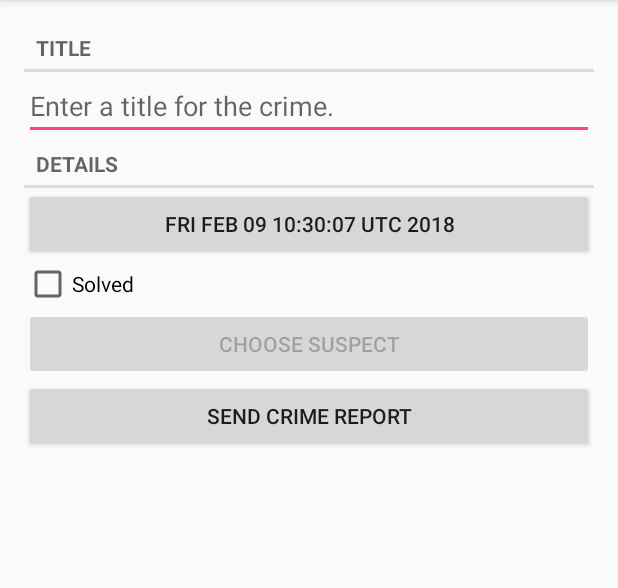
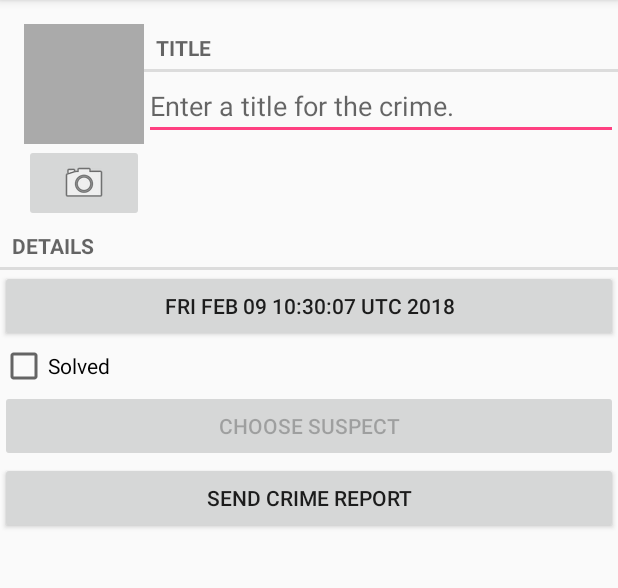
Before and after one commit to tybo96789/CSCI4702-AndroidDev, an Android app: the CrimeFragment screen opened directly, with no data from a screen before it, on a phone screen of 412 x 824 dp, the part 84-672 px from its top. Run offline under Robolectric (Android 15) with nearby library versions, the phone set to English and light mode, and no system bars.

Commit message:
Working chapter 16 application;

```diff
--- a/CriminalIntent/app/src/main/java/space/gameressence/tatiburcio/criminalintent/Crime.java
+++ b/CriminalIntent/app/src/main/java/space/gameressence/tatiburcio/criminalintent/Crime.java
@@ -68,4 +68,9 @@ public class Crime {
     public void setSuspect(String suspect) {
         mSuspect = suspect;
     }
+
+    //chapter 16
+    public String getPhotoFilename() {
+        return "IMG_" + getId().toString() + ".jpg";
+    }
 }
--- a/CriminalIntent/app/src/main/java/space/gameressence/tatiburcio/criminalintent/CrimeFragment.java
+++ b/CriminalIntent/app/src/main/java/space/gameressence/tatiburcio/criminalintent/CrimeFragment.java
@@ -3,12 +3,16 @@ package space.gameressence.tatiburcio.criminalintent;
 import android.app.Activity;
 import android.content.Intent;
 import android.content.pm.PackageManager;
+import android.content.pm.ResolveInfo;
 import android.database.Cursor;
+import android.graphics.Bitmap;
 import android.net.Uri;
 import android.os.Bundle;
 import android.provider.ContactsContract;
+import android.provider.MediaStore;
 import android.support.v4.app.Fragment;
 import android.support.v4.app.FragmentManager;
+import android.support.v4.content.FileProvider;
 import android.text.Editable;
 import android.text.TextWatcher;
 import android.text.format.DateFormat;
@@ -19,8 +23,12 @@ import android.widget.Button;
 import android.widget.CheckBox;
 import android.widget.CompoundButton;
 import android.widget.EditText;
+import android.widget.ImageButton;
+import android.widget.ImageView;
 
+import java.io.File;
 import java.util.Date;
+import java.util.List;
 import java.util.UUID;
 
 import static android.widget.CompoundButton.*;
@@ -66,6 +74,9 @@ public class CrimeFragment extends Fragment {
         //UUID crimeId = (UUID) getActivity().getIntent().getSerializableExtra(CrimeActivity.EXTRA_CRIME_ID);
         UUID crimeId = (UUID) getArguments().getSerializable(ARG_CRIME_ID);
         mCrime = CrimeLab.get(getActivity()).getCrime(crimeId);
+
+        //chapter 16
+        mPhotoFile = CrimeLab.get(getActivity()).getPhotoFile(mCrime);
     }
 
     @Override
@@ -159,6 +170,32 @@ public class CrimeFragment extends Fragment {
             mSuspectButton.setEnabled(false);
         }
 
+        //chapter 16
+        mPhotoButton = (ImageButton) v.findViewById(R.id.crime_camera);
+        final Intent captureImage = new Intent(MediaStore.ACTION_IMAGE_CAPTURE);
+        boolean canTakePhoto = mPhotoFile != null &&
+                captureImage.resolveActivity(packageManager) != null;
+        mPhotoButton.setEnabled(canTakePhoto);
+        mPhotoButton.setOnClickListener(new View.OnClickListener() {
+                                            @Override
+                                            public void onClick(View v) {
+                                                Uri uri = FileProvider.getUriForFile(getActivity(),
+                                                        "space.gameressence.tatiburcio.criminalintent.fileprovider",
+                                                        mPhotoFile);
+                                                captureImage.putExtra(MediaStore.EXTRA_OUTPUT, uri);
+                                                List<ResolveInfo> cameraActivities = getActivity()
+                                                        .getPackageManager().queryIntentActivities(captureImage,
+                                                                PackageManager.MATCH_DEFAULT_ONLY);
+                                                for (ResolveInfo activity : cameraActivities) {
+                                                    getActivity().grantUriPermission(activity.activityInfo.packageName,
+                                                            uri, Intent.FLAG_GRANT_WRITE_URI_PERMISSION);
+                                                }
+                                                startActivityForResult(captureImage, REQUEST_PHOTO);
+                                            }
+                                        });
+
+        mPhotoView = (ImageView) v.findViewById(R.id.crime_photo);
+
         return v;
     }
 
@@ -204,6 +241,17 @@ public class CrimeFragment extends Fragment {
                 c.close();
             }
         }
+        //Chapter 16
+        else if (requestCode == REQUEST_PHOTO) {
+            Uri uri = FileProvider.getUriForFile(getActivity(),
+                    "space.gameressence.tatiburcio.criminalintent.fileprovider",
+                    mPhotoFile);
+            getActivity().revokeUriPermission(uri,
+                    Intent.FLAG_GRANT_WRITE_URI_PERMISSION);
+
+
+            updatePhotoView();
+        }
     }
 
     private void updateDate() {
@@ -247,5 +295,24 @@ public class CrimeFragment extends Fragment {
     private static final int REQUEST_CONTACT = 1;
     private Button mSuspectButton;
 
+    //Chapter 16
+    private ImageButton mPhotoButton;
+    private ImageView mPhotoView;
+    private File mPhotoFile;
+    private static final int REQUEST_PHOTO= 2;
+
+
+    private void updatePhotoView() {
+        if (mPhotoFile == null || !mPhotoFile.exists()) {
+            mPhotoView.setImageDrawable(null);
+        } else {
+            Bitmap bitmap = PictureUtils.getScaledBitmap(
+                    mPhotoFile.getPath(), getActivity());
+            mPhotoView.setImageBitmap(bitmap);
+        }
+    }
+
+
+
 
 }
--- a/CriminalIntent/app/src/main/java/space/gameressence/tatiburcio/criminalintent/CrimeLab.java
+++ b/CriminalIntent/app/src/main/java/space/gameressence/tatiburcio/criminalintent/CrimeLab.java
@@ -5,6 +5,7 @@ import android.content.Context;
 import android.database.Cursor;
 import android.database.sqlite.SQLiteDatabase;
 
+import java.io.File;
 import java.util.ArrayList;
 import java.util.List;
 import java.util.UUID;
@@ -197,4 +198,11 @@ public class CrimeLab {
 
         return new CrimeCursorWrapper(cursor);
     }
+
+
+    //chapter 16
+    public File getPhotoFile(Crime crime) {
+        File filesDir = mContext.getFilesDir();
+        return new File(filesDir, crime.getPhotoFilename());
+    }
 }
--- a/CriminalIntent/app/src/main/res/layout/fragment_crime.xml
+++ b/CriminalIntent/app/src/main/res/layout/fragment_crime.xml
@@ -1,42 +1,85 @@
+<?xml version="1.0" encoding="utf-8"?>
 <LinearLayout xmlns:android="http://schemas.android.com/apk/res/android"
     android:layout_width="match_parent"
     android:layout_height="match_parent"
-    android:padding="16dp"
+    android:layout_margin="16dp"
     android:orientation="vertical">
+
+    <LinearLayout
+        android:layout_width="match_parent"
+        android:layout_height="wrap_content"
+        android:layout_marginLeft="16dp"
+        android:layout_marginTop="16dp"
+        android:orientation="horizontal">
+
+        <LinearLayout
+            android:layout_width="wrap_content"
+            android:layout_height="wrap_content"
+            android:orientation="vertical">
+
+            <ImageView
+                android:id="@+id/crime_photo"
+                android:layout_width="80dp"
+                android:layout_height="80dp"
+                android:background="@android:color/darker_gray"
+                android:cropToPadding="true"
+                android:scaleType="centerInside" />
+
+            <ImageButton
+                android:id="@+id/crime_camera"
+                android:layout_width="match_parent"
+                android:layout_height="wrap_content"
+                android:src="@android:drawable/ic_menu_camera" />
+        </LinearLayout>
+
+        <LinearLayout
+            android:layout_width="0dp"
+            android:layout_height="wrap_content"
+            android:layout_weight="1"
+            android:orientation="vertical">
+
             <TextView
                 style="?android:listSeparatorTextViewStyle"
                 android:layout_width="match_parent"
                 android:layout_height="wrap_content"
-        android:text="@string/crime_title_label"/>
+                android:text="@string/crime_title_label" />
+
             <EditText
                 android:id="@+id/crime_title"
                 android:layout_width="match_parent"
                 android:layout_height="wrap_content"
-        android:hint="@string/crime_title_hint"/>
+                android:hint="@string/crime_title_hint" />
+        </LinearLayout>
+    </LinearLayout>
+
+
     <TextView
         style="?android:listSeparatorTextViewStyle"
         android:layout_width="match_parent"
         android:layout_height="wrap_content"
-        android:text="@string/crime_details_label"/>
+        android:text="@string/crime_details_label" />
+
     <Button
         android:id="@+id/crime_date"
         android:layout_width="match_parent"
-        android:layout_height="wrap_content"/>
+        android:layout_height="wrap_content" />
+
     <CheckBox
         android:id="@+id/crime_solved"
         android:layout_width="match_parent"
         android:layout_height="wrap_content"
-        android:text="@string/crime_solved_label"/>
+        android:text="@string/crime_solved_label" />
 
-    <!--Begin Chapter 15-->
     <Button
+        android:id="@+id/crime_suspect"
         android:layout_width="match_parent"
         android:layout_height="wrap_content"
-        android:id="@+id/crime_suspect"
-        android:text="@string/crime_suspect_text"/>
+        android:text="@string/crime_suspect_text" />
+
     <Button
+        android:id="@+id/crime_report"
         android:layout_width="match_parent"
         android:layout_height="wrap_content"
-        android:id="@+id/crime_report"
-        android:text="@string/crime_report_text"/>
+        android:text="@string/crime_report_text" />
+
 </LinearLayout>
--- /dev/null
+++ b/CriminalIntent/app/src/main/res/xml/files.xml
@@ -0,0 +1,4 @@
+<?xml version="1.0" encoding="utf-8"?>
+<paths>
+    <files-path name="crime_photos" path="."/>
+</paths>
```
Also changed, not shown: CriminalIntent/app/src/main/AndroidManifest.xml (+15 -0 lines), CriminalIntent/app/src/main/java/space/gameressence/tatiburcio/criminalintent/PictureUtils.java (added, +44 -0 lines). Lines whose indentation alone changed are shown as unchanged.
